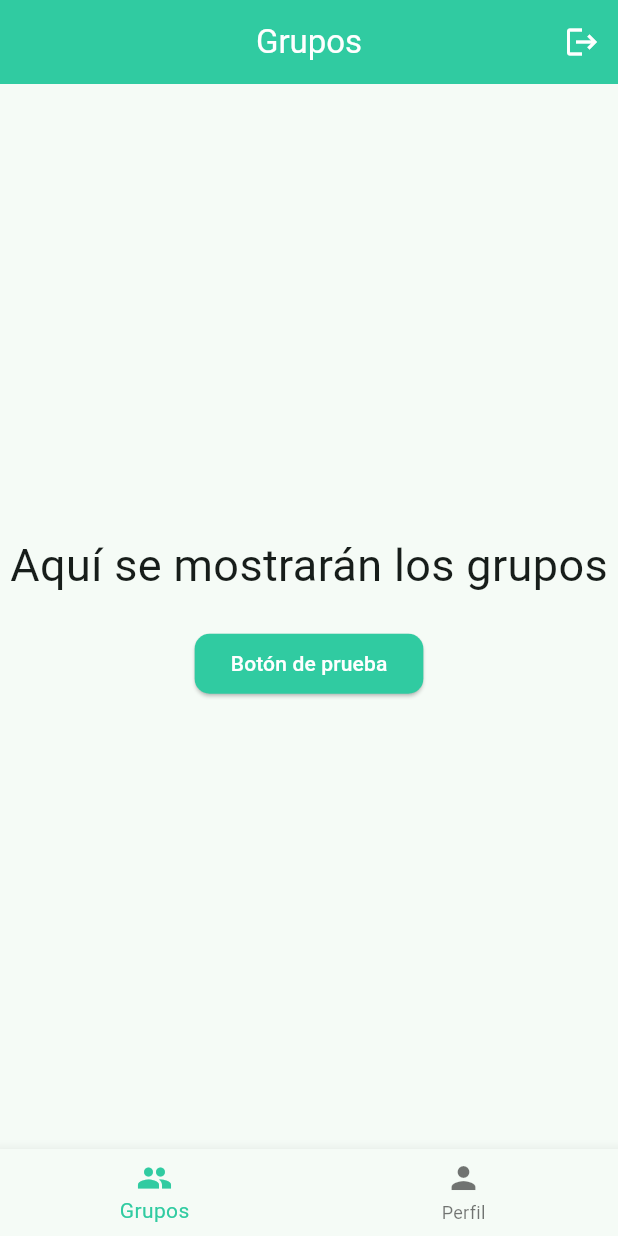
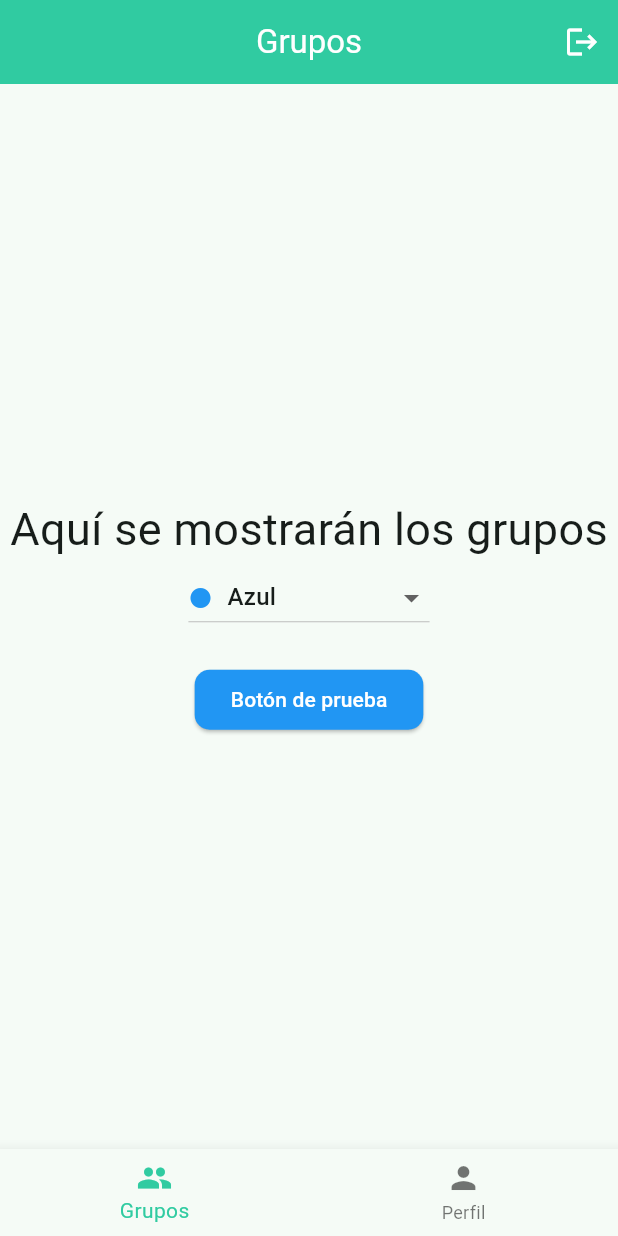
Before and after one commit to joseroyo3/compartimos_gastos_app, a Flutter app: the screen it shows once a user with an empty profile is signed in, on a phone screen of 412 x 824 dp. Run offline on Flutter 3.47's test engine with Material 3 defaults, Android fonts, the light colour scheme and no system bars; our stand-ins replace cloud_firestore, firebase_auth, firebase_core, shared_preferences; accounts and stored records are empty.

Commit message:
Batería de colores e implementarlo en Group Screen

```diff
--- a/lib/controllers/themes_controller.dart
+++ b/lib/controllers/themes_controller.dart
@@ -5,11 +5,27 @@ class ThemeController {
   // Especifico el verde del logo como color principal
   static const Color primaryColor = Color(0xFF30CBA1);
 
+  //LISTA DE COLORES DISPONIBLES PARA GRUPOS
+  static final List<Map<String, dynamic>> groupColors = [
+    {'color': Colors.blue, 'name': 'Azul'}, //1
+    {'color': Colors.red, 'name': 'Rojo'}, //2
+    {'color': Colors.green, 'name': 'Verde'}, //3
+    {'color': Colors.orange, 'name': 'Naranja'}, //4
+    {'color': Colors.purple, 'name': 'Morado'}, //5
+    {'color': Colors.teal, 'name': 'Verde azulado'}, //6
+    {'color': Colors.pink, 'name': 'Rosa'}, //7
+    {'color': Colors.indigo, 'name': 'Índigo'}, //8
+    {'color': Colors.amber, 'name': 'Ámbar'}, //9
+    {'color': Colors.cyan, 'name': 'Cian'}, //10
+    {'color': Colors.deepOrange, 'name': 'Naranja oscuro'}, //11
+    {'color': Colors.lightBlue, 'name': 'Azul claro'}, //12
+  ];
+
   // Creamos el Tema Global
   static final ThemeData tema = ThemeData(
     useMaterial3: true,
 
-    // definimos la paleta principal en verde, a futuro pasaremos otros colores (segun grupo)
+    // definimos la paleta principal en verde
     colorScheme: ColorScheme.fromSeed(
       seedColor: primaryColor,
       primary: primaryColor,
@@ -33,7 +49,6 @@ class ThemeController {
     ),
 
     // --- BOTÓN FLOTANTE ---
-    // Lo he puesto también en Verde (primaryColor) para que no dé error
     floatingActionButtonTheme: const FloatingActionButtonThemeData(
       backgroundColor: primaryColor,
       foregroundColor: Colors.white,
--- a/lib/screens/main/group_screen.dart
+++ b/lib/screens/main/group_screen.dart
@@ -1,9 +1,18 @@
 import 'package:flutter/material.dart';
 
+import '../../controllers/themes_controller.dart';
 import '../../widgets/appbar_custom.dart';
 
-class GroupScreen extends StatelessWidget {
+class GroupScreen extends StatefulWidget { //Stateful porque ahora es dinámica
   const GroupScreen({super.key});
+
+  @override
+  State<GroupScreen> createState() => _GroupScreenState();
+}
+
+class _GroupScreenState extends State<GroupScreen> {
+
+  Color _selectedColor = ThemeController.groupColors[0]['color'];
 
   @override
   Widget build(BuildContext context) {
@@ -20,12 +29,42 @@ class GroupScreen extends StatelessWidget {
               style: TextStyle(fontSize: 30),
             ),
 
+            // dropdown
+            DropdownButton<Color>(
+              value: _selectedColor,
+              // Mapeamos tu lista del ThemeController a opciones del menú
+              items: ThemeController.groupColors.map((item) {
+                return DropdownMenuItem<Color>(
+                  value: item['color'], // El valor que se guardará
+                  child: Row(
+                    children: [
+                      Icon(Icons.circle, color: item['color'], size: 16),
+                      const SizedBox(width: 10),
+                      Text(item['name']),
+                    ],
+                  ),
+                );
+              }).toList(),
+              // Cuando cambias la opción, actualizamos la variable y redibujamos
+              onChanged: (Color? newColor) {
+                if (newColor != null) {
+                  setState(() {
+                    _selectedColor = newColor;
+                  });
+                }
+              },
+            ),
+
             const SizedBox(height: 20),
             // Botón
             ElevatedButton(
               onPressed: () {
                 print("Nada inegrado aún");
               },
+              style: ElevatedButton.styleFrom(
+                backgroundColor: _selectedColor,
+                foregroundColor: Colors.white,
+              ),
               child: const Text('Botón de prueba'),
             ),
           ],
```
